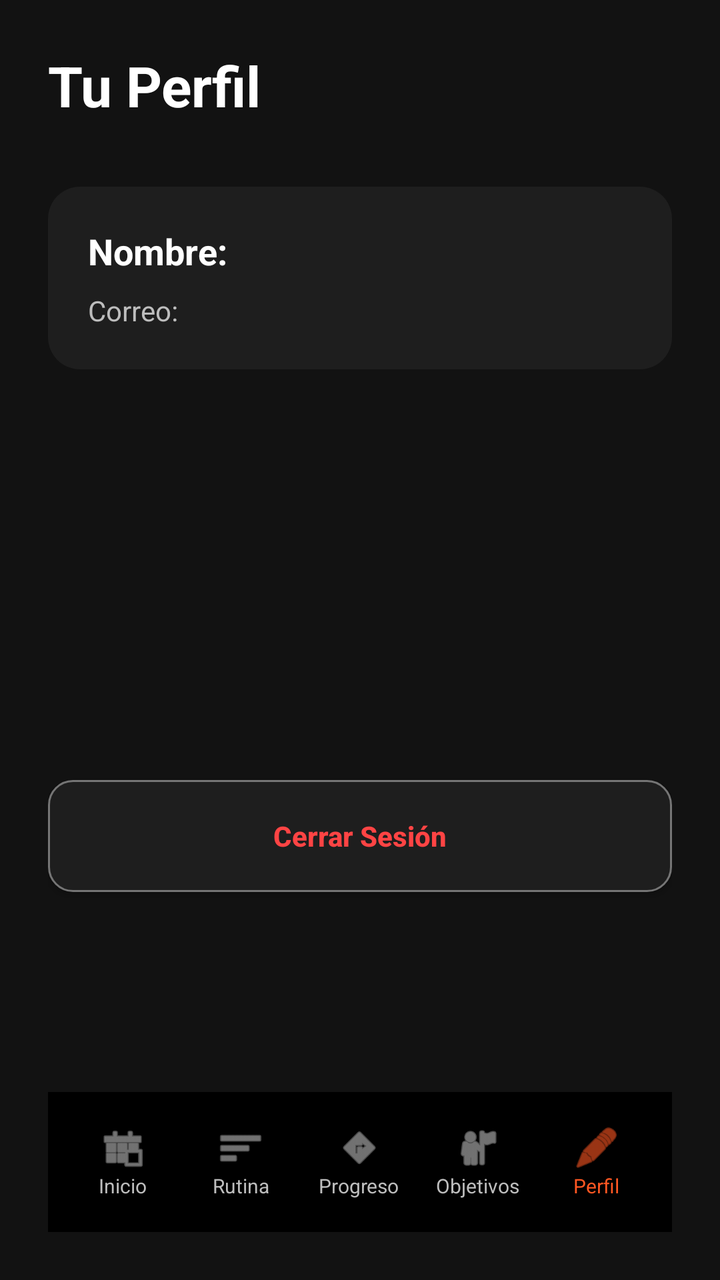
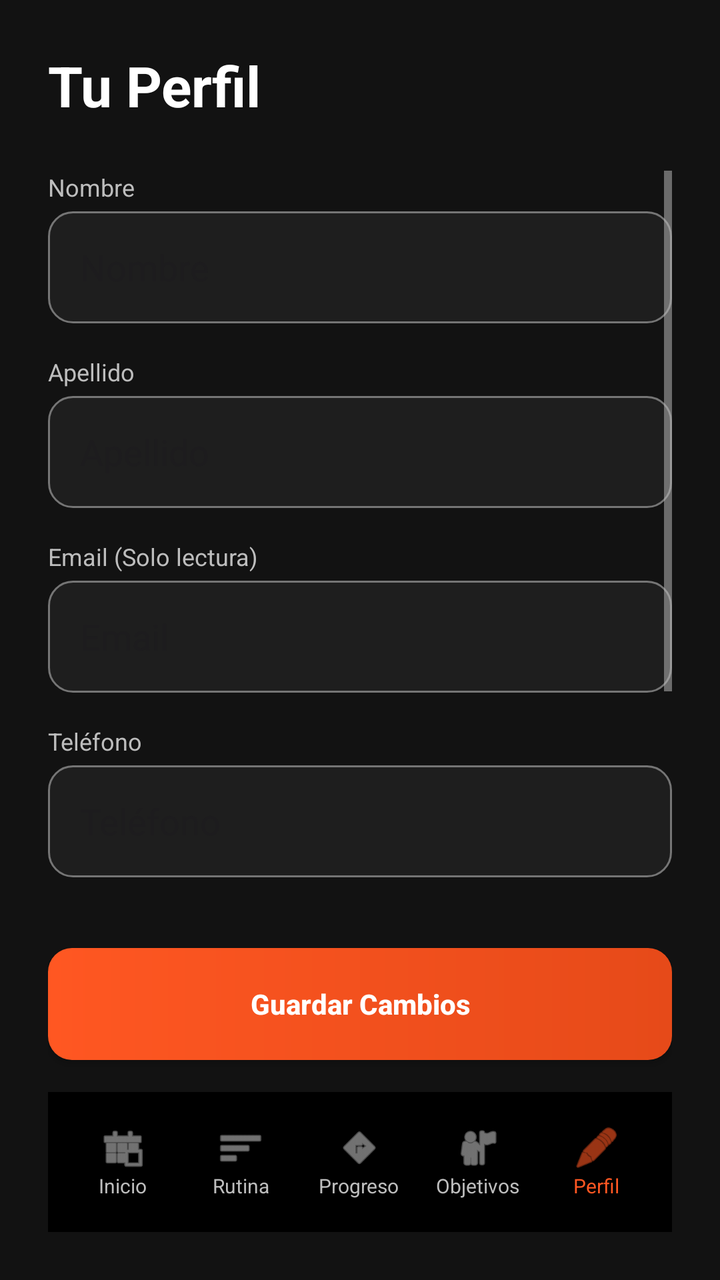

Before-and-after screenshots of an Android layout around one commit, followed by the original layout XML and the change that was made.
<!-- AndroidManifest.xml: application theme Theme.GymTrackMovil -->
<!-- res/layout/activity_profile.xml -->
<?xml version="1.0" encoding="utf-8"?>
<androidx.constraintlayout.widget.ConstraintLayout xmlns:android="http://schemas.android.com/apk/res/android"
    xmlns:app="http://schemas.android.com/apk/res-auto"
    android:layout_width="match_parent"
    android:layout_height="match_parent"
    android:background="@color/dark_background"
    android:padding="24dp">

    <TextView
        android:id="@+id/tvProfileTitle"
        android:layout_width="wrap_content"
        android:layout_height="wrap_content"
        android:text="Tu Perfil"
        android:textColor="@color/white"
        android:textSize="28sp"
        android:textStyle="bold"
        app:layout_constraintTop_toTopOf="parent"
        app:layout_constraintStart_toStartOf="parent" />

    
    <LinearLayout
        android:layout_width="match_parent"
        android:layout_height="wrap_content"
        android:layout_marginTop="32dp"
        android:background="@drawable/card_bg"
        android:orientation="vertical"
        android:padding="20dp"
        app:layout_constraintTop_toBottomOf="@id/tvProfileTitle">

        <TextView
            android:id="@+id/tvProfileName"
            android:layout_width="wrap_content"
            android:layout_height="wrap_content"
            android:text="Nombre: "
            android:textColor="@color/white"
            android:textSize="18sp"
            android:textStyle="bold" />

        <TextView
            android:id="@+id/tvProfileEmail"
            android:layout_width="wrap_content"
            android:layout_height="wrap_content"
            android:layout_marginTop="8dp"
            android:text="Correo: "
            android:textColor="@color/text_secondary"
            android:textSize="14sp" />
    </LinearLayout>

    <androidx.appcompat.widget.AppCompatButton
        android:id="@+id/btnLogout"
        android:layout_width="match_parent"
        android:layout_height="56dp"
        android:layout_marginBottom="100dp"
        android:background="@drawable/edittext_bg"
        android:text="Cerrar Sesión"
        android:textAllCaps="false"
        android:textColor="#FF4444"
        android:textStyle="bold"
        app:layout_constraintBottom_toTopOf="@+id/bottomNav" />

    
    <LinearLayout
        android:id="@+id/bottomNav"
        android:layout_width="match_parent"
        android:layout_height="70dp"
        android:background="@color/black"
        android:elevation="8dp"
        android:orientation="horizontal"
        android:padding="8dp"
        app:layout_constraintBottom_toBottomOf="parent"
        app:layout_constraintEnd_toEndOf="parent"
        app:layout_constraintStart_toStartOf="parent">

        <LinearLayout android:id="@+id/navHome" android:layout_width="0dp" android:layout_height="match_parent" android:layout_weight="1" android:gravity="center" android:orientation="vertical">
            <ImageView android:layout_width="24dp" android:layout_height="24dp" android:src="@android:drawable/ic_menu_today" android:tint="@color/text_secondary"/>
            <TextView android:layout_width="wrap_content" android:layout_height="wrap_content" android:text="Inicio" android:textColor="@color/text_secondary" android:textSize="10sp"/>
        </LinearLayout>

        <LinearLayout android:id="@+id/navRoutine" android:layout_width="0dp" android:layout_height="match_parent" android:layout_weight="1" android:gravity="center" android:orientation="vertical">
            <ImageView android:layout_width="24dp" android:layout_height="24dp" android:src="@android:drawable/ic_menu_sort_by_size" android:tint="@color/text_secondary"/>
            <TextView android:layout_width="wrap_content" android:layout_height="wrap_content" android:text="Rutina" android:textColor="@color/text_secondary" android:textSize="10sp"/>
        </LinearLayout>

        <LinearLayout android:id="@+id/navProgress" android:layout_width="0dp" android:layout_height="match_parent" android:layout_weight="1" android:gravity="center" android:orientation="vertical">
            <ImageView android:layout_width="24dp" android:layout_height="24dp" android:src="@android:drawable/ic_menu_directions" android:tint="@color/text_secondary"/>
            <TextView android:layout_width="wrap_content" android:layout_height="wrap_content" android:text="Progreso" android:textColor="@color/text_secondary" android:textSize="10sp"/>
        </LinearLayout>

        <LinearLayout android:id="@+id/navGoals" android:layout_width="0dp" android:layout_height="match_parent" android:layout_weight="1" android:gravity="center" android:orientation="vertical">
            <ImageView android:layout_width="24dp" android:layout_height="24dp" android:src="@android:drawable/ic_menu_myplaces" android:tint="@color/text_secondary"/>
            <TextView android:layout_width="wrap_content" android:layout_height="wrap_content" android:text="Objetivos" android:textColor="@color/text_secondary" android:textSize="10sp"/>
        </LinearLayout>

        <LinearLayout android:id="@+id/navProfile" android:layout_width="0dp" android:layout_height="match_parent" android:layout_weight="1" android:gravity="center" android:orientation="vertical">
            <ImageView android:layout_width="24dp" android:layout_height="24dp" android:src="@android:drawable/ic_menu_edit" android:tint="@color/orange_primary"/>
            <TextView android:layout_width="wrap_content" android:layout_height="wrap_content" android:text="Perfil" android:textColor="@color/orange_primary" android:textSize="10sp"/>
        </LinearLayout>
    </LinearLayout>

</androidx.constraintlayout.widget.ConstraintLayout>
<!-- resources referenced by this layout -->
<resources>
  <color name="black">#FF000000</color>
  <color name="dark_background">#121212</color>
  <color name="orange_primary">#FF5722</color>
  <color name="text_secondary">#BDBDBD</color>
  <color name="white">#FFFFFFFF</color>
  <!-- drawable card_bg (drawable) -->
  <?xml version="1.0" encoding="utf-8"?>
  <shape xmlns:android="http://schemas.android.com/apk/res/android">
      <solid android:color="@color/dark_surface" />
      <corners android:radius="16dp" />
  </shape>
  <!-- drawable edittext_bg (drawable) -->
  <?xml version="1.0" encoding="utf-8"?>
  <shape xmlns:android="http://schemas.android.com/apk/res/android">
      <solid android:color="@color/dark_surface" />
      <stroke
          android:width="1dp"
          android:color="@color/text_hint" />
      <corners android:radius="12dp" />
      <padding
          android:left="16dp"
          android:right="16dp"
          android:top="12dp"
          android:bottom="12dp" />
  </shape>
  <style name="Theme.GymTrackMovil" parent="Base.Theme.GymTrackMovil" />
  <color name="dark_surface">#1E1E1E</color>
  <color name="text_hint">#757575</color>
  <style name="Base.Theme.GymTrackMovil" parent="Theme.Material3.DayNight.NoActionBar">
          
          <item name="colorPrimary">@color/orange_primary</item>
          <item name="colorSecondary">@color/white</item>
          <item name="android:windowBackground">@color/dark_background</item>
          <item name="android:textColorPrimary">@color/text_primary</item>
          <item name="android:textColorSecondary">@color/text_secondary</item>
          <item name="android:statusBarColor">@color/dark_background</item>
      </style>
  <color name="text_primary">#FFFFFF</color>
</resources>

<!-- the commit's change to res/layout/activity_profile.xml (unified diff, before → after) -->
@@ -18,43 +18,135 @@
         app:layout_constraintStart_toStartOf="parent" />
 
     
-    <LinearLayout
+    <ScrollView
         android:layout_width="match_parent"
-        android:layout_height="wrap_content"
-        android:layout_marginTop="32dp"
-        android:background="@drawable/card_bg"
-        android:orientation="vertical"
-        android:padding="20dp"
+        android:layout_height="0dp"
+        android:layout_marginTop="24dp"
+        android:layout_marginBottom="16dp"
+        app:layout_constraintBottom_toTopOf="@+id/btnSaveProfile"
         app:layout_constraintTop_toBottomOf="@id/tvProfileTitle">
 
-        <TextView
-            android:id="@+id/tvProfileName"
-            android:layout_width="wrap_content"
+        <LinearLayout
+            android:layout_width="match_parent"
             android:layout_height="wrap_content"
-            android:text="Nombre: "
-            android:textColor="@color/white"
-            android:textSize="18sp"
-            android:textStyle="bold" />
+            android:orientation="vertical">
 
-        <TextView
-            android:id="@+id/tvProfileEmail"
-            android:layout_width="wrap_content"
-            android:layout_height="wrap_content"
-            android:layout_marginTop="8dp"
-            android:text="Correo: "
-            android:textColor="@color/text_secondary"
-            android:textSize="14sp" />
-    </LinearLayout>
+            <TextView
+                android:layout_width="wrap_content"
+                android:layout_height="wrap_content"
+                android:text="Nombre"
+                android:textColor="@color/text_secondary"
+                android:textSize="12sp" />
+
+            <EditText
+                android:id="@+id/etProfileName"
+                android:layout_width="match_parent"
+                android:layout_height="56dp"
+                android:layout_marginTop="4dp"
+                android:background="@drawable/edittext_bg"
+                android:hint="Nombre"
+                android:inputType="textPersonName"
+                android:padding="16dp"
+                android:textColor="@color/white" />
+
+            <TextView
+                android:layout_width="wrap_content"
+                android:layout_height="wrap_content"
+                android:layout_marginTop="16dp"
+                android:text="Apellido"
+                android:textColor="@color/text_secondary"
+                android:textSize="12sp" />
+
+            <EditText
+                android:id="@+id/etProfileLastName"
+                android:layout_width="match_parent"
+                android:layout_height="56dp"
+                android:layout_marginTop="4dp"
+                android:background="@drawable/edittext_bg"
+                android:hint="Apellido"
+                android:inputType="textPersonName"
+                android:padding="16dp"
+                android:textColor="@color/white" />
+
+            <TextView
+                android:layout_width="wrap_content"
+                android:layout_height="wrap_content"
+                android:layout_marginTop="16dp"
+                android:text="Email (Solo lectura)"
+                android:textColor="@color/text_secondary"
+                android:textSize="12sp" />
+
+            <EditText
+                android:id="@+id/etProfileEmail"
+                android:layout_width="match_parent"
+                android:layout_height="56dp"
+                android:layout_marginTop="4dp"
+                android:background="@drawable/edittext_bg"
+                android:enabled="false"
+                android:hint="Email"
+                android:padding="16dp"
+                android:textColor="@color/text_secondary" />
+
+            <TextView
+                android:layout_width="wrap_content"
+                android:layout_height="wrap_content"
+                android:layout_marginTop="16dp"
+                android:text="Teléfono"
+                android:textColor="@color/text_secondary"
+                android:textSize="12sp" />
+
+            <EditText
+                android:id="@+id/etProfilePhone"
+                android:layout_width="match_parent"
+                android:layout_height="56dp"
+                android:layout_marginTop="4dp"
+                android:background="@drawable/edittext_bg"
+                android:hint="Teléfono"
+                android:inputType="phone"
+                android:padding="16dp"
+                android:textColor="@color/white" />
+
+            <TextView
+                android:layout_width="wrap_content"
+                android:layout_height="wrap_content"
+                android:layout_marginTop="16dp"
+                android:text="Dirección"
+                android:textColor="@color/text_secondary"
+                android:textSize="12sp" />
+
+            <EditText
+                android:id="@+id/etProfileAddress"
+                android:layout_width="match_parent"
+                android:layout_height="56dp"
+                android:layout_marginTop="4dp"
+                android:background="@drawable/edittext_bg"
+                android:hint="Dirección"
+                android:inputType="textPostalAddress"
+                android:padding="16dp"
+                android:textColor="@color/white" />
+
+            <androidx.appcompat.widget.AppCompatButton
+                android:id="@+id/btnLogout"
+                android:layout_width="match_parent"
+                android:layout_height="56dp"
+                android:layout_marginTop="32dp"
+                android:background="@drawable/edittext_bg"
+                android:text="Cerrar Sesión"
+                android:textAllCaps="false"
+                android:textColor="#FF4444"
+                android:textStyle="bold" />
+        </LinearLayout>
+    </ScrollView>
 
     <androidx.appcompat.widget.AppCompatButton
-        android:id="@+id/btnLogout"
+        android:id="@+id/btnSaveProfile"
         android:layout_width="match_parent"
         android:layout_height="56dp"
-        android:layout_marginBottom="100dp"
-        android:background="@drawable/edittext_bg"
-        android:text="Cerrar Sesión"
+        android:layout_marginBottom="16dp"
+        android:background="@drawable/btn_gradient"
+        android:text="Guardar Cambios"
         android:textAllCaps="false"
-        android:textColor="#FF4444"
+        android:textColor="@color/white"
         android:textStyle="bold"
         app:layout_constraintBottom_toTopOf="@+id/bottomNav" />
 
<!-- resource entries referenced after the edit -->
@@ -5,11 +5,15 @@
   <color name="orange_primary">#FF5722</color>
   <color name="text_secondary">#BDBDBD</color>
   <color name="white">#FFFFFFFF</color>
-  <!-- drawable card_bg (drawable) -->
+  <!-- drawable btn_gradient (drawable) -->
   <?xml version="1.0" encoding="utf-8"?>
-  <shape xmlns:android="http://schemas.android.com/apk/res/android">
-      <solid android:color="@color/dark_surface" />
-      <corners android:radius="16dp" />
+  <shape xmlns:android="http://schemas.android.com/apk/res/android"
+      android:shape="rectangle">
+      <gradient
+          android:startColor="@color/orange_primary"
+          android:endColor="@color/orange_dark"
+          android:angle="0" />
+      <corners android:radius="12dp" />
   </shape>
   <!-- drawable edittext_bg (drawable) -->
   <?xml version="1.0" encoding="utf-8"?>
@@ -26,6 +30,7 @@
           android:bottom="12dp" />
   </shape>
   <style name="Theme.GymTrackMovil" parent="Base.Theme.GymTrackMovil" />
+  <color name="orange_dark">#E64A19</color>
   <color name="dark_surface">#1E1E1E</color>
   <color name="text_hint">#757575</color>
   <style name="Base.Theme.GymTrackMovil" parent="Theme.Material3.DayNight.NoActionBar">
